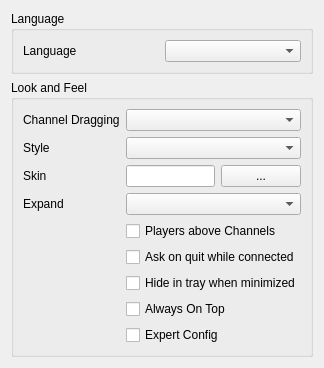
First picture: the form in src/mumble11x/LookConfig.ui, repository mumble-voip/mumble, before the edit.
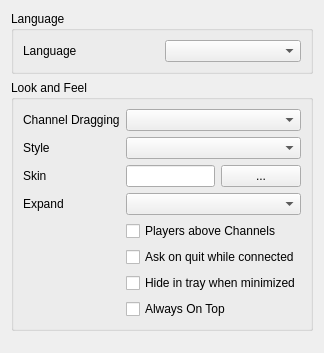
Second picture: the form after the edit.

Commit message: Fix 11x to work with new config

```diff
--- a/src/mumble11x/LookConfig.ui
+++ b/src/mumble11x/LookConfig.ui
@@ -175,19 +175,6 @@
         </property>
        </widget>
       </item>
-      <item row="8" column="1" colspan="2" >
-       <widget class="QCheckBox" name="qcbExpert" >
-        <property name="toolTip" >
-         <string>Show all configuration items</string>
-        </property>
-        <property name="whatsThis" >
-         <string>&lt;b>This will show all configuration items.&lt;/b>&lt;br />Mumble contains a lot of configuration items that most users won't need to change. Checking this will show all configurable items.</string>
-        </property>
-        <property name="text" >
-         <string>Expert Config</string>
-        </property>
-       </widget>
-      </item>
      </layout>
     </widget>
    </item>
```
The commit also changes 2 other files.
